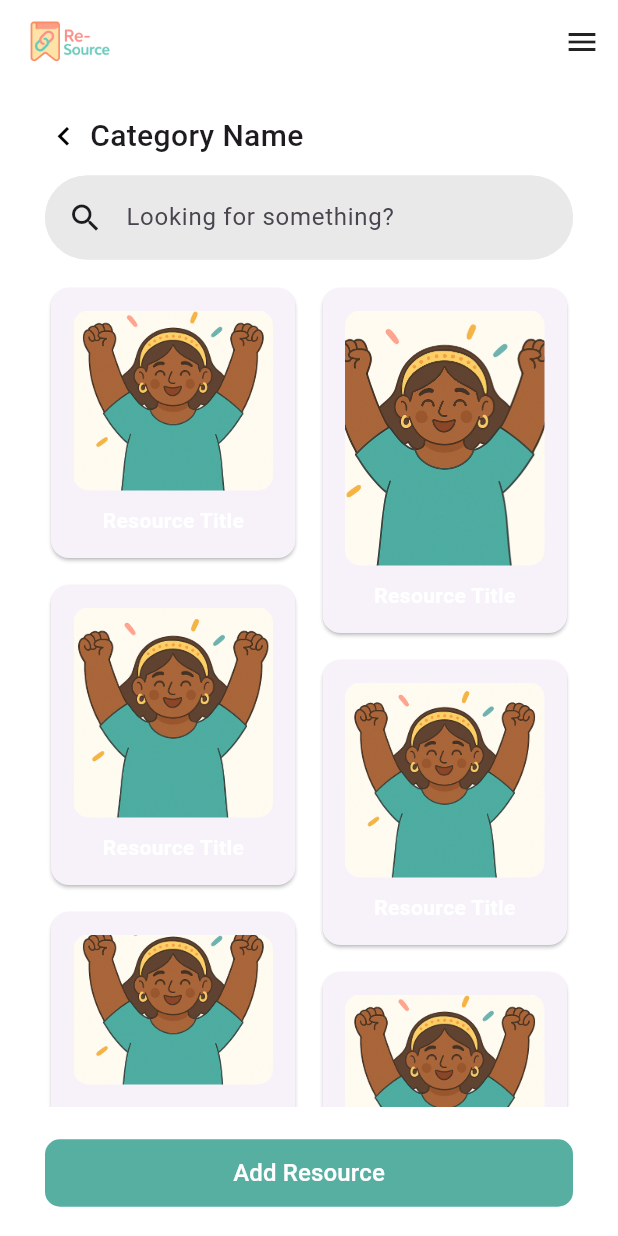
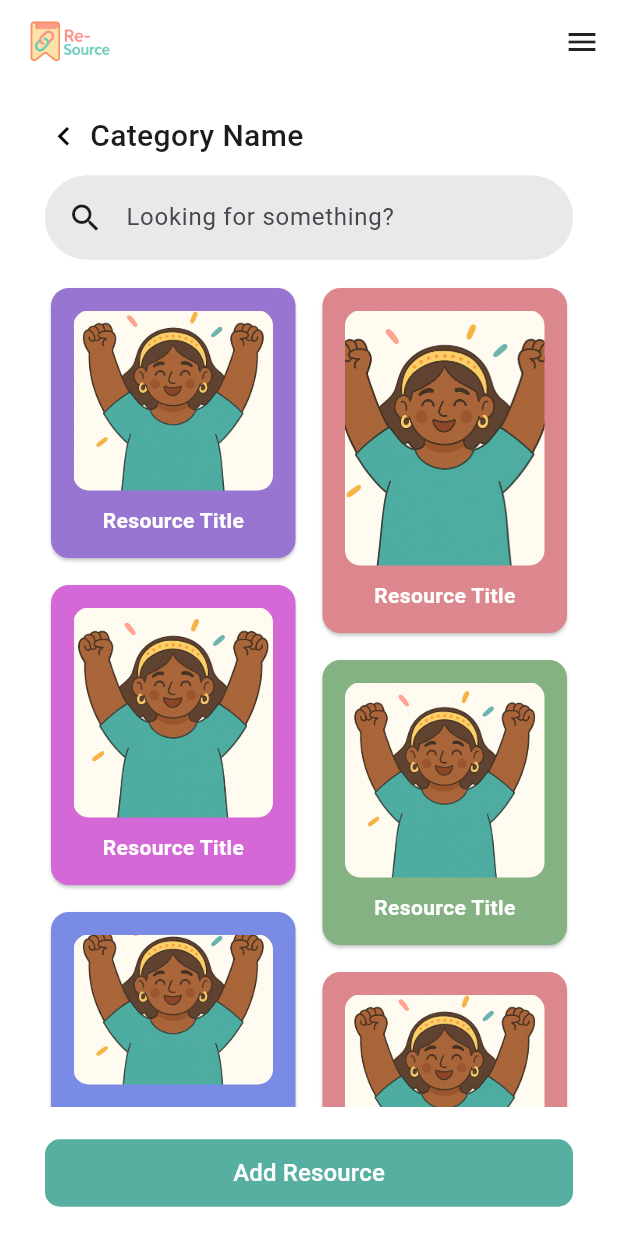
Before and after one commit to TaigaTi/Re-Source, a Flutter app: the Category screen opened directly, on a phone screen of 412 x 824 dp. Run offline on Flutter 3.47's test engine with Material 3 defaults, Android fonts, the phone set to English and light mode, and no system bars.

Commit message:
Added colours to category cards

```diff
--- a/lib/pages/category.dart
+++ b/lib/pages/category.dart
@@ -7,12 +7,12 @@ import 'package:re_source/widgets/custom_drawer.dart';
 import 'package:re_source/widgets/resource_card.dart';
 
 const resourceCards = [
-  ResourceCard(height: 120),
-  ResourceCard(height: 170),
-  ResourceCard(height: 140),
-  ResourceCard(height: 130),
-  ResourceCard(height: 100),
-  ResourceCard(height: 120),
+  ResourceCard(height: 120, color: Color.fromARGB(255, 153, 117, 210)),
+  ResourceCard(height: 170, color: Color.fromARGB(255, 219, 135, 141)),
+  ResourceCard(height: 140, color: Color.fromARGB(255, 213, 104, 215)),
+  ResourceCard(height: 130, color: Color.fromARGB(255, 133, 178, 130)),
+  ResourceCard(height: 100, color: Color.fromARGB(255, 122, 139, 229)),
+  ResourceCard(height: 120, color: Color.fromARGB(255, 219, 135, 141)),
 ];
 
 class Category extends StatelessWidget {
--- a/lib/widgets/resource_card.dart
+++ b/lib/widgets/resource_card.dart
@@ -2,8 +2,8 @@ import 'package:flutter/material.dart';
 
 class ResourceCard extends StatelessWidget {
   final double? height;
-  final Color? color;
-  const ResourceCard({super.key, this.height, this.color});
+  final Color color;
+  const ResourceCard({super.key, this.height, required this.color});
 
   @override
   Widget build(BuildContext context) {
```
